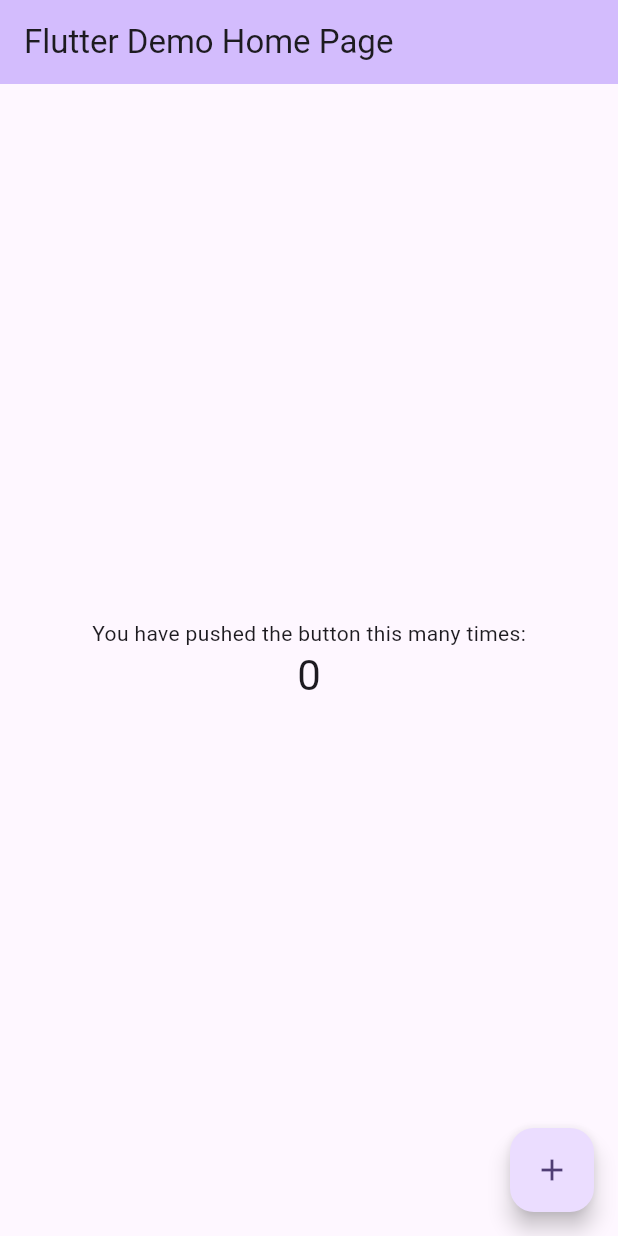
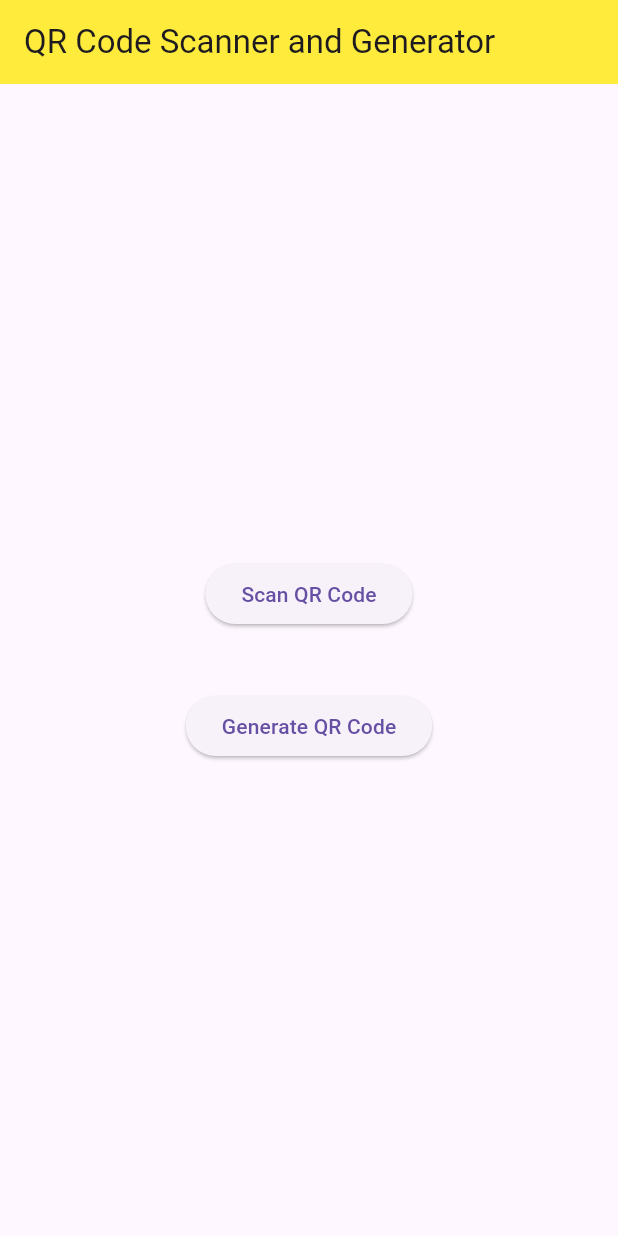
Before and after one commit to misaergun/qr_code_scanner_generator, a Flutter app: the screen it shows after launch, on a phone screen of 412 x 824 dp. Run offline on Flutter 3.47's test engine with Material 3 defaults, Android fonts, the phone set to English and light mode, and no system bars.

Commit message:
Initialize main page with basic UI

```diff
--- a/lib/main.dart
+++ b/lib/main.dart
@@ -10,116 +10,52 @@ class MyApp extends StatelessWidget {
   // This widget is the root of your application.
   @override
   Widget build(BuildContext context) {
-    return MaterialApp(
-      title: 'Flutter Demo',
-      theme: ThemeData(
-        // This is the theme of your application.
-        //
-        // TRY THIS: Try running your application with "flutter run". You'll see
-        // the application has a purple toolbar. Then, without quitting the app,
-        // try changing the seedColor in the colorScheme below to Colors.green
-        // and then invoke "hot reload" (save your changes or press the "hot
-        // reload" button in a Flutter-supported IDE, or press "r" if you used
-        // the command line to start the app).
-        //
-        // Notice that the counter didn't reset back to zero; the application
-        // state is not lost during the reload. To reset the state, use hot
-        // restart instead.
-        //
-        // This works for code too, not just values: Most code changes can be
-        // tested with just a hot reload.
-        colorScheme: ColorScheme.fromSeed(seedColor: Colors.deepPurple),
-        useMaterial3: true,
-      ),
-      home: const MyHomePage(title: 'Flutter Demo Home Page'),
+    return const MaterialApp(
+      title: 'QR Code Scanner and Generator',
+      debugShowCheckedModeBanner: false,
+      home: HomePage(),
     );
   }
 }
 
-class MyHomePage extends StatefulWidget {
-  const MyHomePage({super.key, required this.title});
-
-  // This widget is the home page of your application. It is stateful, meaning
-  // that it has a State object (defined below) that contains fields that affect
-  // how it looks.
-
-  // This class is the configuration for the state. It holds the values (in this
-  // case the title) provided by the parent (in this case the App widget) and
-  // used by the build method of the State. Fields in a Widget subclass are
-  // always marked "final".
-
-  final String title;
+class HomePage extends StatefulWidget {
+  const HomePage({super.key});
 
   @override
-  State<MyHomePage> createState() => _MyHomePageState();
+  State<HomePage> createState() => _HomePageState();
 }
 
-class _MyHomePageState extends State<MyHomePage> {
-  int _counter = 0;
-
-  void _incrementCounter() {
-    setState(() {
-      // This call to setState tells the Flutter framework that something has
-      // changed in this State, which causes it to rerun the build method below
-      // so that the display can reflect the updated values. If we changed
-      // _counter without calling setState(), then the build method would not be
-      // called again, and so nothing would appear to happen.
-      _counter++;
-    });
-  }
-
+class _HomePageState extends State<HomePage> {
   @override
   Widget build(BuildContext context) {
-    // This method is rerun every time setState is called, for instance as done
-    // by the _incrementCounter method above.
-    //
-    // The Flutter framework has been optimized to make rerunning build methods
-    // fast, so that you can just rebuild anything that needs updating rather
-    // than having to individually change instances of widgets.
     return Scaffold(
-      appBar: AppBar(
-        // TRY THIS: Try changing the color here to a specific color (to
-        // Colors.amber, perhaps?) and trigger a hot reload to see the AppBar
-        // change color while the other colors stay the same.
-        backgroundColor: Theme.of(context).colorScheme.inversePrimary,
-        // Here we take the value from the MyHomePage object that was created by
-        // the App.build method, and use it to set our appbar title.
-        title: Text(widget.title),
-      ),
+      appBar: AppBar(title: const Text('QR Code Scanner and Generator'),backgroundColor: Colors.yellow,),
       body: Center(
-        // Center is a layout widget. It takes a single child and positions it
-        // in the middle of the parent.
         child: Column(
-          // Column is also a layout widget. It takes a list of children and
-          // arranges them vertically. By default, it sizes itself to fit its
-          // children horizontally, and tries to be as tall as its parent.
-          //
-          // Column has various properties to control how it sizes itself and
-          // how it positions its children. Here we use mainAxisAlignment to
-          // center the children vertically; the main axis here is the vertical
-          // axis because Columns are vertical (the cross axis would be
-          // horizontal).
-          //
-          // TRY THIS: Invoke "debug painting" (choose the "Toggle Debug Paint"
-          // action in the IDE, or press "p" in the console), to see the
-          // wireframe for each widget.
           mainAxisAlignment: MainAxisAlignment.center,
           children: <Widget>[
-            const Text(
-              'You have pushed the button this many times:',
+            ElevatedButton(
+              onPressed: () {
+                setState(() {
+
+                });
+                },
+              child: const Text('Scan QR Code'),
             ),
-            Text(
-              '$_counter',
-              style: Theme.of(context).textTheme.headlineMedium,
+
+            const SizedBox(height: 40),
+
+            ElevatedButton(
+              onPressed: () {
+                setState(() {
+
+                });
+                },
+              child: const Text('Generate QR Code'),
             ),
           ],
         ),
       ),
-      floatingActionButton: FloatingActionButton(
-        onPressed: _incrementCounter,
-        tooltip: 'Increment',
-        child: const Icon(Icons.add),
-      ), // This trailing comma makes auto-formatting nicer for build methods.
     );
   }
 }
--- a/pubspec.yaml
+++ b/pubspec.yaml
@@ -35,6 +35,9 @@ dependencies:
   # The following adds the Cupertino Icons font to your application.
   # Use with the CupertinoIcons class for iOS style icons.
   cupertino_icons: ^1.0.8
+  qr_flutter: ^4.0.0
+  flutter_barcode_scanner: ^2.0.0
+
 
 dev_dependencies:
   flutter_test:
```
Also changed, not shown: pubspec.lock.
